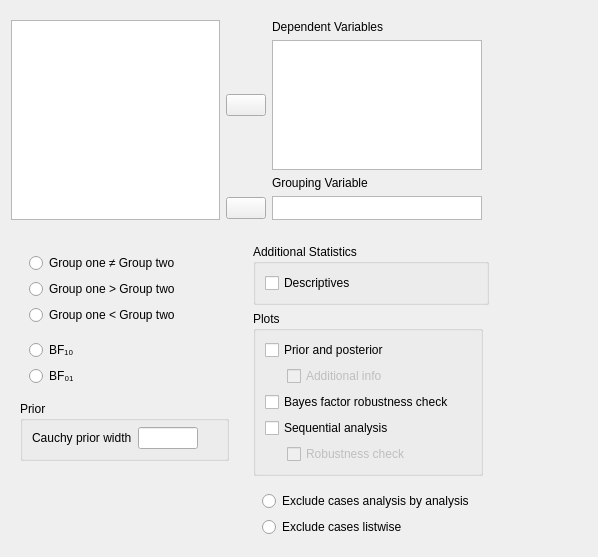
Before: the Qt Designer form JASP-Desktop/analysisforms/ttestbayesianindependentsamplesform.ui in jasp-stats/jasp-desktop, drawn with Qt 5.
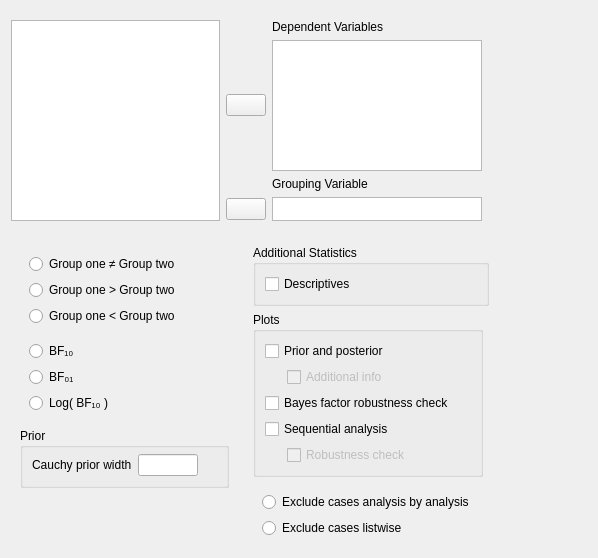
After: the same form once the commit is applied. Custom widgets are drawn as their Qt base class.

Patch:
```diff
--- a/JASP-Desktop/analysisforms/ttestbayesianindependentsamplesform.ui
+++ b/JASP-Desktop/analysisforms/ttestbayesianindependentsamplesform.ui
@@ -7,7 +7,7 @@
     <x>0</x>
     <y>0</y>
     <width>598</width>
-    <height>551</height>
+    <height>558</height>
    </rect>
   </property>
   <property name="windowTitle">
@@ -315,6 +315,13 @@
            </property>
           </widget>
          </item>
+         <item row="2" column="0">
+          <widget class="QRadioButton" name="_3">
+           <property name="text">
+            <string>Log( BF₁₀ )</string>
+           </property>
+          </widget>
+         </item>
         </layout>
        </widget>
       </item>
```
